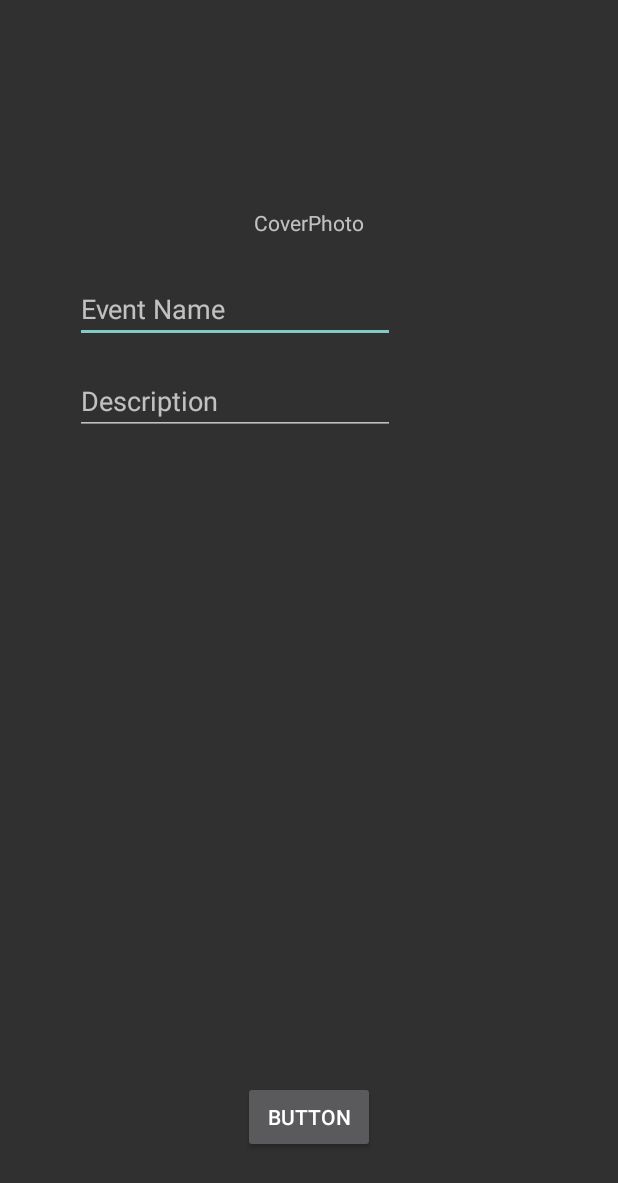
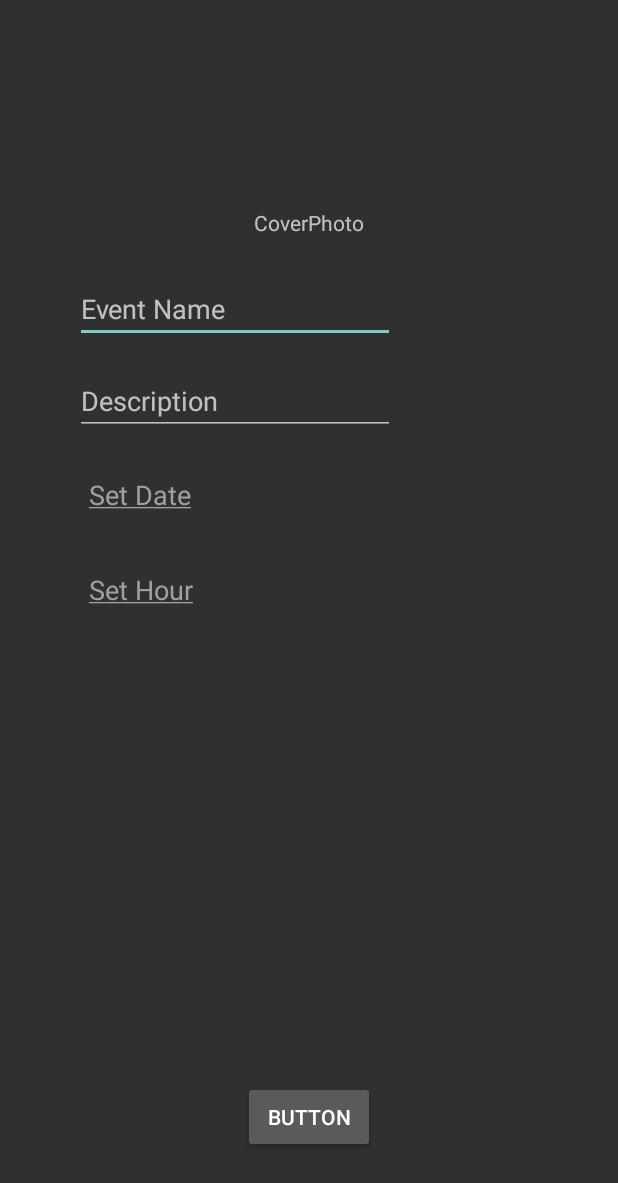
Before and after one commit to edinebunu/Node, an Android app: the CreateEvent screen opened directly, with no data from a screen before it, on a phone screen of 412 x 824 dp. Shown: the top 1183 px of the screen. Run offline under Robolectric (Android 15) with nearby library versions, the phone set to English and light mode, and no system bars.

Commit message:
Second sign up activity

```diff
--- a/app/src/main/res/layout/activity_create_event.xml
+++ b/app/src/main/res/layout/activity_create_event.xml
@@ -50,6 +50,40 @@
         app:layout_constraintStart_toStartOf="parent"
         app:layout_constraintTop_toBottomOf="@+id/editTextTextPersonName5" />
 
+    <TextView
+        android:id="@+id/Dateid"
+        android:layout_width="210dp"
+        android:layout_height="47dp"
+        android:layout_marginStart="12dp"
+        android:layout_marginTop="16dp"
+        android:ems="10"
+        android:gravity="center_vertical"
+        android:hint="Set Date"
+        android:text="Set Date"
+        android:textColor="#a0a0a0"
+        android:textSize="18sp"
+        app:layout_constraintEnd_toEndOf="parent"
+        app:layout_constraintHorizontal_bias="0.248"
+        app:layout_constraintStart_toStartOf="parent"
+        app:layout_constraintTop_toBottomOf="@+id/editTextTextPersonName8" />
+
+    <TextView
+        android:id="@+id/Hourid"
+        android:layout_width="210dp"
+        android:layout_height="47dp"
+        android:layout_marginStart="12dp"
+        android:layout_marginTop="16dp"
+        android:ems="10"
+        android:gravity="center_vertical"
+        android:hint="Set Hour"
+        android:text="Set Hour"
+        android:textColor="#a0a0a0"
+        android:textSize="18sp"
+        app:layout_constraintEnd_toEndOf="parent"
+        app:layout_constraintHorizontal_bias="0.248"
+        app:layout_constraintStart_toStartOf="parent"
+        app:layout_constraintTop_toBottomOf="@+id/Dateid" />
+
     <Button
         android:id="@+id/button"
         android:layout_width="wrap_content"
```
Also changed, not shown: app/src/main/java/com/example/nodedpit/CreateEvent.java (+77 -11 lines).
